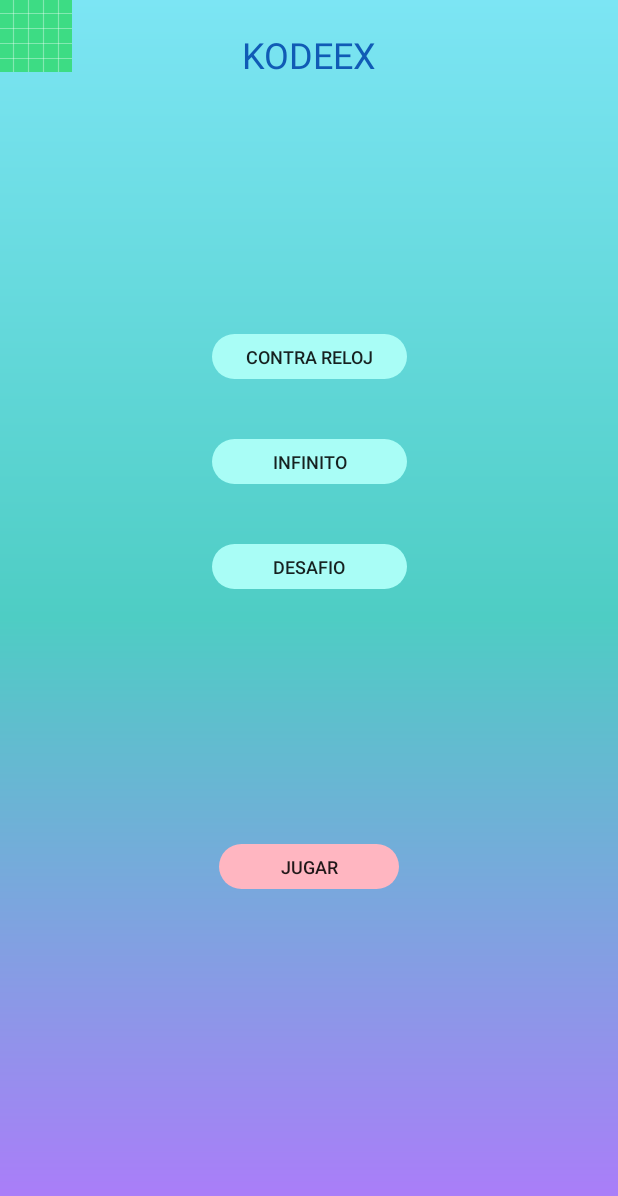
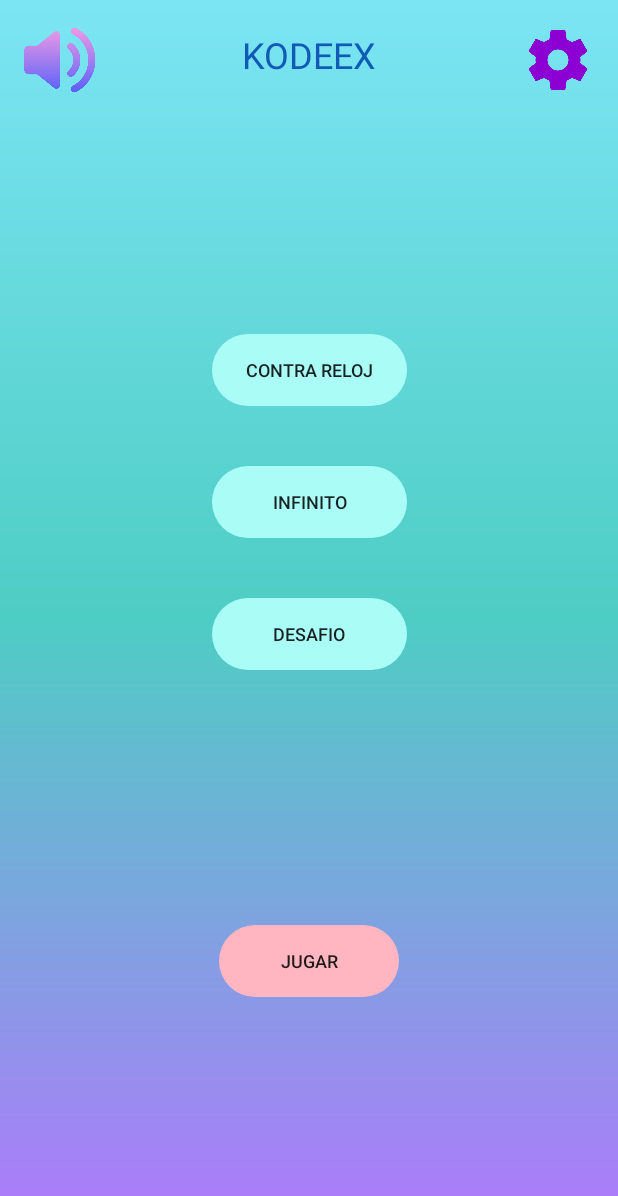
Before and after one commit to antoniohdz117/ProyectoAndroid, an Android app built with Jetpack Compose: the layout activity_main.xml on its own in the app's theme, with its tools: preview values and no code run, on a phone screen of 412 x 824 dp. Shown: the top 1196 px of the screen. Run offline under Robolectric (Android 15) with nearby library versions, the light colour scheme and no system bars.

Commit message:
splash de carga

```diff
--- a/app/build.gradle.kts
+++ b/app/build.gradle.kts
@@ -50,6 +50,7 @@ dependencies {
     implementation(libs.androidx.ui.graphics)
     implementation(libs.androidx.ui.tooling.preview)
     implementation(libs.androidx.material3)
+    implementation(libs.androidx.appcompat)
     testImplementation(libs.junit)
     androidTestImplementation(libs.androidx.junit)
     androidTestImplementation(libs.androidx.espresso.core)
--- /dev/null
+++ b/app/src/main/java/com/example/proyectoandroid/SplashActivity.kt
@@ -0,0 +1,20 @@
+package com.example.proyectoandroid
+
+import android.content.Intent
+import android.os.Bundle
+import android.os.Handler
+import android.os.Looper
+import androidx.appcompat.app.AppCompatActivity
+
+class SplashActivity : AppCompatActivity() {
+    override fun onCreate(savedInstanceState: Bundle?) {
+        super.onCreate(savedInstanceState)
+        setContentView(R.layout.activity_splash)  // Asegúrate de crear este layout
+
+
+        Handler(Looper.getMainLooper()).postDelayed({
+            startActivity(Intent(this, MainActivity::class.java))
+            finish()
+        }, 3000)
+    }
+}
--- a/app/src/main/res/layout/activity_main.xml
+++ b/app/src/main/res/layout/activity_main.xml
@@ -24,7 +24,7 @@
     <Button
         android:id="@+id/contraReloj"
         android:layout_width="130dp"
-        android:layout_height="30dp"
+        android:layout_height="48dp"
         android:text="@string/contraReloj"
         android:backgroundTint="@color/ColorBoton"
         android:background="@drawable/redondeo_button"
@@ -37,7 +37,7 @@
     <Button
         android:id="@+id/infinito"
         android:layout_width="130dp"
-        android:layout_height="30dp"
+        android:layout_height="48dp"
         android:text="@string/infinito"
         android:backgroundTint="@color/ColorBoton"
         android:background="@drawable/redondeo_button"
@@ -50,7 +50,7 @@
     <Button
         android:id="@+id/desafio"
         android:layout_width="130dp"
-        android:layout_height="30dp"
+        android:layout_height="48dp"
         android:text="@string/desafio"
         android:backgroundTint="@color/ColorBoton"
         android:background="@drawable/redondeo_button"
@@ -63,7 +63,7 @@
     <Button
         android:id="@+id/jugar"
         android:layout_width="120dp"
-        android:layout_height="30dp"
+        android:layout_height="48dp"
         android:text="@string/jugar"
         android:backgroundTint="@color/colorBotonJugar"
         android:background="@drawable/redondeo_button"
@@ -73,23 +73,30 @@
         app:layout_constraintEnd_toEndOf="parent"
         android:layout_marginTop="170dp"/>
 
-    <ImageButton
-        android:id="@+id/sonido"
-        android:layout_width="40dp"
-        android:layout_height="40dp"
-        android:background="@android:color/transparent"
-        android:layout_gravity="start"
 
-        />
 
     <ImageButton
-        android:id="@+id/btnConfiguracion"
+        android:id="@+id/volumen"
         android:layout_width="48dp"
         android:layout_height="48dp"
-        android:src="@drawable/configuracion_background"
-        android:background="@android:color/transparent"
-        android:layout_gravity="end"
-        android:layout_marginTop="16dp"/>
+        android:background="@drawable/volumen"
+        android:contentDescription="Botón de volumen"
+        app:layout_constraintTop_toTopOf="parent"
+        app:layout_constraintStart_toStartOf="parent"
+        android:layout_marginTop="16dp"
+        android:layout_marginStart="16dp" />
+
+    <ImageButton
+        android:id="@+id/configuracion"
+        android:layout_width="48dp"
+        android:layout_height="48dp"
+        android:background="@drawable/configuracion2"
+        android:contentDescription="Botón de configuración"
+        app:layout_constraintTop_toTopOf="parent"
+        app:layout_constraintEnd_toEndOf="parent"
+        android:layout_marginTop="16dp"
+        android:layout_marginEnd="16dp" />
+
 
 
 
--- a/app/src/main/res/values/colors.xml
+++ b/app/src/main/res/values/colors.xml
@@ -10,8 +10,12 @@
 
 
 
-    /*COLORES*/
+    /*COLORES splash*/
 
+    <color name="splash">#37147a</color>
+    <color name="textoSplah">#5eeff0</color>
+
+    /*COLORES splash*/
     <color name="fondoMenu">#B078FC</color>
     <color name="fondoMenu2">#4ECDC4</color>
     <color name="fondoMenu3">#7CE5F4</color>
--- a/app/src/main/res/values/strings.xml
+++ b/app/src/main/res/values/strings.xml
@@ -1,4 +1,5 @@
 <resources>
+    /*string de MENU*/
     <string name="app_name">ProyectoAndroid</string>
     <string name="titulo">KODEEX</string>
     <string name="contraReloj">Contra Reloj</string>
@@ -6,4 +7,9 @@
     <string name="infinito">Infinito</string>
     <string name="jugar">Jugar</string>
 
+
+
+    /*string de SPLASH*/
+    <string name="mensajeCarga">Loading...</string>
+    <string name="loading">Loading...</string>
 </resources>
--- a/gradle/libs.versions.toml
+++ b/gradle/libs.versions.toml
@@ -8,6 +8,7 @@ espressoCore = "3.6.1"
 lifecycleRuntimeKtx = "2.8.7"
 activityCompose = "1.10.1"
 composeBom = "2024.04.01"
+appcompat = "1.7.0"
 
 [libraries]
 androidx-core-ktx = { group = "androidx.core", name = "core-ktx", version.ref = "coreKtx" }
@@ -24,6 +25,7 @@ androidx-ui-tooling-preview = { group = "androidx.compose.ui", name = "ui-toolin
 androidx-ui-test-manifest = { group = "androidx.compose.ui", name = "ui-test-manifest" }
 androidx-ui-test-junit4 = { group = "androidx.compose.ui", name = "ui-test-junit4" }
 androidx-material3 = { group = "androidx.compose.material3", name = "material3" }
+androidx-appcompat = { group = "androidx.appcompat", name = "appcompat", version.ref = "appcompat" }
 
 [plugins]
 android-application = { id = "com.android.application", version.ref = "agp" }
```
Also changed, not shown: app/src/main/AndroidManifest.xml (+10 -0 lines), app/src/main/res/drawable/splash_carga.xml (added, +26 -0 lines), app/src/main/res/layout/activity_splash.xml (added, +49 -0 lines), app/src/main/res/drawable/configuracion2.png (added), app/src/main/res/drawable/volumen.png (added).
